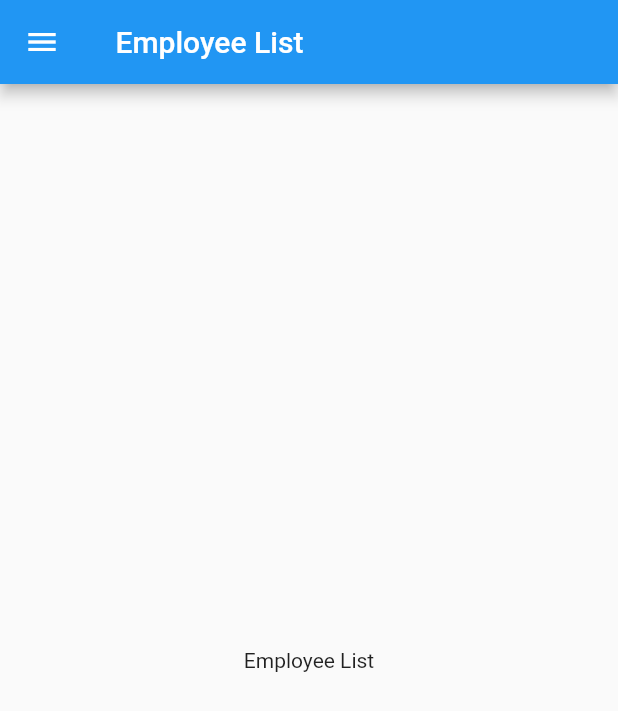
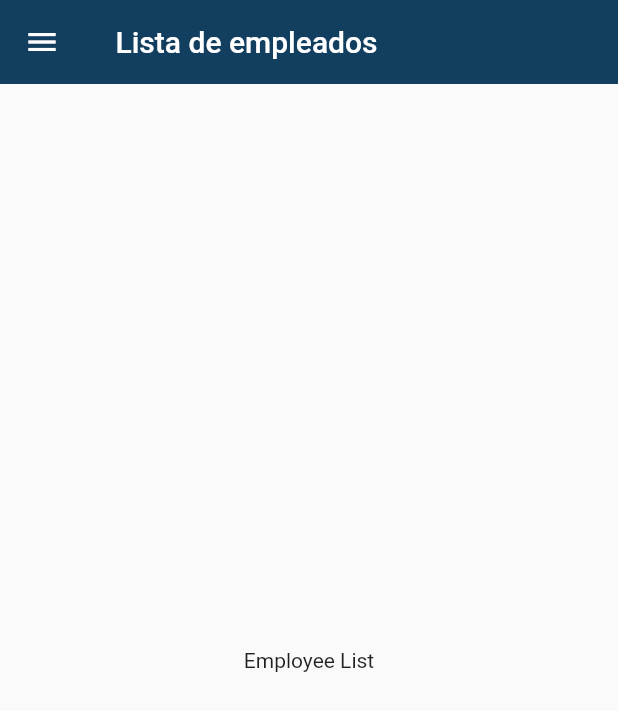
Before and after one commit to delgalex/innovation_test, a Flutter app: the screen it shows after launch, on a phone screen of 412 x 824 dp. Shown: the top 711 px of the screen. Run offline on Flutter 3.47's test engine with Material 2 defaults, Android fonts, the light colour scheme and no system bars.

Commit message:
Colores de barras

```diff
--- a/lib/main.dart
+++ b/lib/main.dart
@@ -24,7 +24,16 @@ class MyApp extends StatelessWidget {
         'login'           : ( _ ) => LoginScreen(),
         'employeeList'    : ( _ ) => EmployeeList(),
         'employeeDetails' : ( _ ) => EmployeeDetails(),
-      }
+      },
+
+      theme: ThemeData.light().copyWith(
+        primaryColor: const Color(0xFF123f60),
+        appBarTheme: const AppBarTheme(
+          color: Color(0xFF123f60),
+          elevation: 0
+        )
+      ),
+
     );
   }
 }
--- a/lib/pages/employee_list.dart
+++ b/lib/pages/employee_list.dart
@@ -10,7 +10,7 @@ class EmployeeList extends StatelessWidget {
   Widget build(BuildContext context) {
     return Scaffold(
       appBar: AppBar(
-        title: Text(" Employee List"),
+        title: Text(" Lista de empleados"),
       ),
       drawer: MenuWidget(),
       body: const Center(
```
